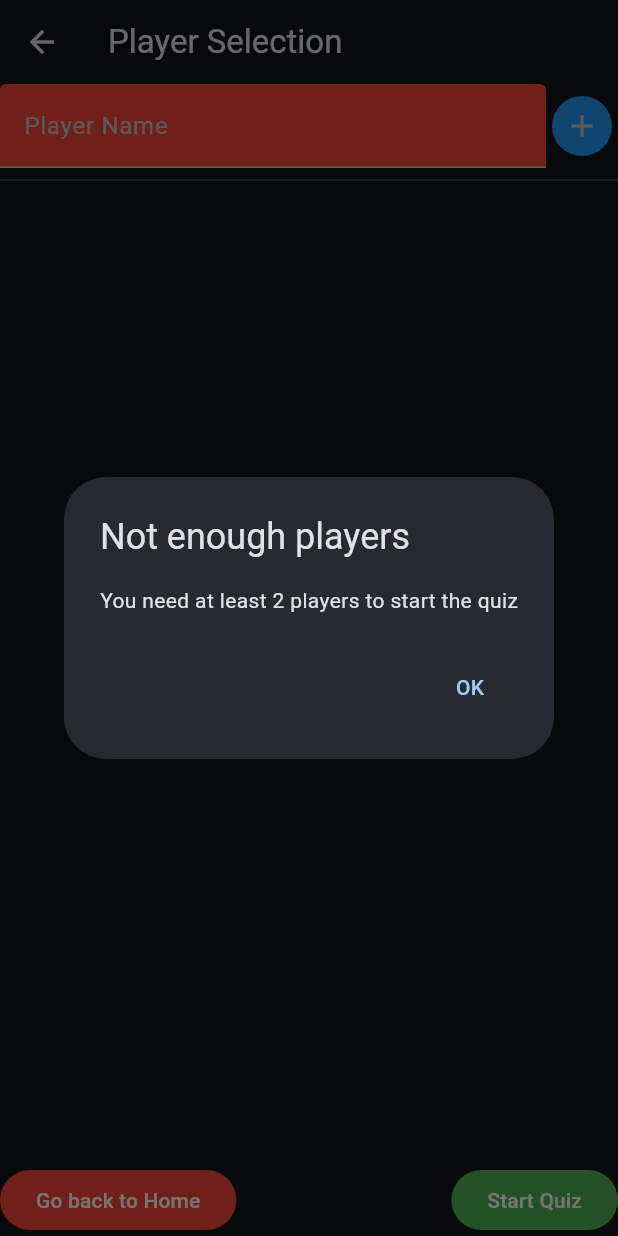
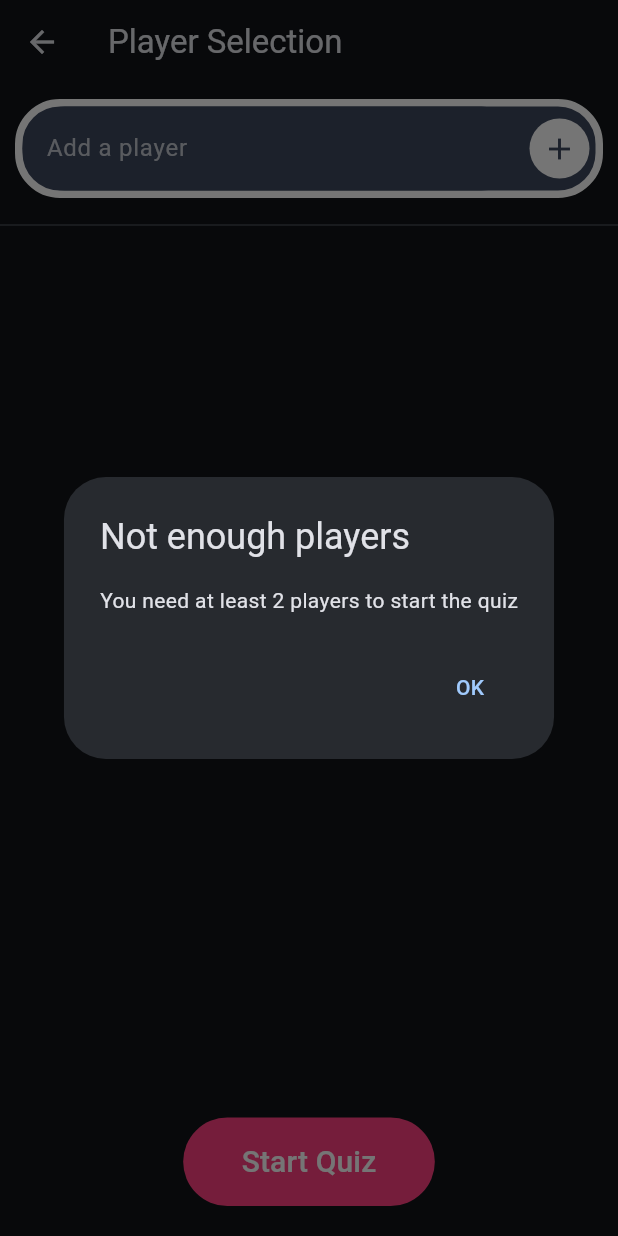
Before and after one commit to cavareal/Quiz_Flutter, a Flutter app: the PlayerSelectionScreen screen opened by its route, after a tap on "Start Quiz", on a phone screen of 412 x 824 dp. Run offline on Flutter 3.47's test engine with Material 3 defaults, Android fonts, the phone set to English and light mode, and no system bars; our stand-ins replace flip_card, flutter_bloc, html_unescape; network calls fail.

Commit message:
refactor: player selection ui

```diff
--- a/lib/ui/screens/player_selection_screen.dart
+++ b/lib/ui/screens/player_selection_screen.dart
@@ -27,15 +27,30 @@ class _PlayerSelectionScreenState extends State<PlayerSelectionScreen> {
             child: Column(
               crossAxisAlignment: CrossAxisAlignment.center,
               children: [
-                Form(
+                Container(
+                  margin: const EdgeInsets.all(10),
+                  decoration: BoxDecoration(
+                    color: const Color(0xFF3d485e),
+                    border: Border.all(
+                      color: Colors.white,
+                      width: 5,
+                    ),
+                    borderRadius: BorderRadius.circular(30),
+                  ),
+                  child: Form(
                     key: _formKey,
-                  child: Row(children: [
+                    child: Row(children: <Widget>[
                       Expanded(
                         child: TextFormField(
-                      decoration: const InputDecoration(
-                        labelText: 'Player Name',
-                        fillColor: Colors.red,
+                          decoration: InputDecoration(
+                            fillColor: const Color(0xFF3d485e),
+                            labelText: 'Add a player',
                             filled: true,
+                            border: OutlineInputBorder(
+                              borderRadius: BorderRadius.circular(30.0),
+                              borderSide: BorderSide.none,
+                            ),
+                            floatingLabelBehavior: FloatingLabelBehavior.never,
                           ),
                           controller: _textFieldController,
                           validator: (value) {
@@ -44,10 +59,12 @@ class _PlayerSelectionScreenState extends State<PlayerSelectionScreen> {
                             }
                             return null;
                           },
-                    )),
+                        )
+                      ),
                       IconButton(
                         style: ButtonStyle(
-                        backgroundColor: WidgetStateProperty.all(Colors.blue),
+                          backgroundColor: WidgetStateProperty.all(Colors.white),
+                          iconColor: WidgetStateProperty.all(const Color(0xFF3d485e)),
                         ),
                         onPressed: () {
                           if (_formKey.currentState!.validate()) {
@@ -57,49 +74,66 @@ class _PlayerSelectionScreenState extends State<PlayerSelectionScreen> {
                             _textFieldController.clear();
                           }
                         },
-                      icon: const Icon(Icons.add))
+                        icon: const Icon(Icons.add)
+                      )
                     ]),
+                  )
                 ),
                 const Divider(),
                 Expanded(
-                  child: ListView.separated(
+                  child: Container(
+                    margin: const EdgeInsets.all(30),
+                    child: ListView.builder(
                       itemCount: state.length,
                       itemBuilder: (context, index) {
-                    return ListTile(
-                      tileColor: Colors.red,
-                      title: Text(state[index].name),
-                      trailing: IconButton(
+                        return Container(
+                          padding: const EdgeInsets.symmetric(horizontal: 10),
+                          margin: const EdgeInsets.all(10),
+                          decoration: BoxDecoration(
+                            color: Colors.white,
+                            borderRadius: BorderRadius.circular(30),
+                          ),
+                          child: Row(
+                            mainAxisAlignment: MainAxisAlignment.spaceBetween,
+                            children: [
+                              Container(
+                                padding: const EdgeInsets.all(20),
+                                child: Text(
+                                  state[index].name,
+                                  style: const TextStyle(
+                                    fontSize: 20,
+                                    color: Color(0xFF3d485e),
+                                  )
+                                )
+                              ),
+                              IconButton(
                                 style: ButtonStyle(
-                          backgroundColor: WidgetStateProperty.all(Colors.blue),
+                                  backgroundColor: WidgetStateProperty.all(Colors.pinkAccent),
                                 ),
                                 icon: const Icon(Icons.remove),
                                 onPressed: () {
                                   context.read<PlayersCubit>().removePlayer(state[index]);
                                 }
                               )
+                            ]
+                          )
                         );
-                  },
-                  separatorBuilder: (BuildContext context, int index) {
-                    return const Divider();
-                  },
-                ))
+                      }
+                    )
+                  )
+                )
               ],
             ),
           ),
-          Row(
-            mainAxisAlignment: MainAxisAlignment.spaceBetween,
+          Container(
+            margin: const EdgeInsets.all(20), // Set the desired margin
+            child: Row(
+              mainAxisAlignment: MainAxisAlignment.center,
               children: [
                 ElevatedButton(
                   style: ButtonStyle(
-                  backgroundColor: WidgetStateProperty.all(Colors.red),
-                ),
-                onPressed: () {
-                  Navigator.of(context).pop();
-                },
-                child: const Text('Go back to Home')),
-              ElevatedButton(
-                style: ButtonStyle(
-                  backgroundColor: WidgetStateProperty.all(Colors.green),
+                    shadowColor: WidgetStateProperty.all(Colors.black),
+                    backgroundColor: WidgetStateProperty.all(Colors.pinkAccent),
                   ),
                   onPressed: () {
                     if (state.length < 2) {
@@ -117,13 +151,25 @@ class _PlayerSelectionScreenState extends State<PlayerSelectionScreen> {
                                 child: const Text('OK')
                               )
                             ]);
-                      });
+                        }
+                      );
                       return;
                     }
                     Navigator.of(context).pushNamed('/quiz-settings');
                   },
-                child: const Text('Start Quiz'))
+                  child: Container(
+                    padding: const EdgeInsets.all(15),
+                    child: const Text(
+                      'Start Quiz',
+                      style: TextStyle(
+                        fontSize: 20,
+                        color: Colors.white,
+                      )
+                    )
+                  )
+                )
               ],
+            )
           )
         ]);
       })
```
Lines whose indentation alone changed are shown as unchanged.
